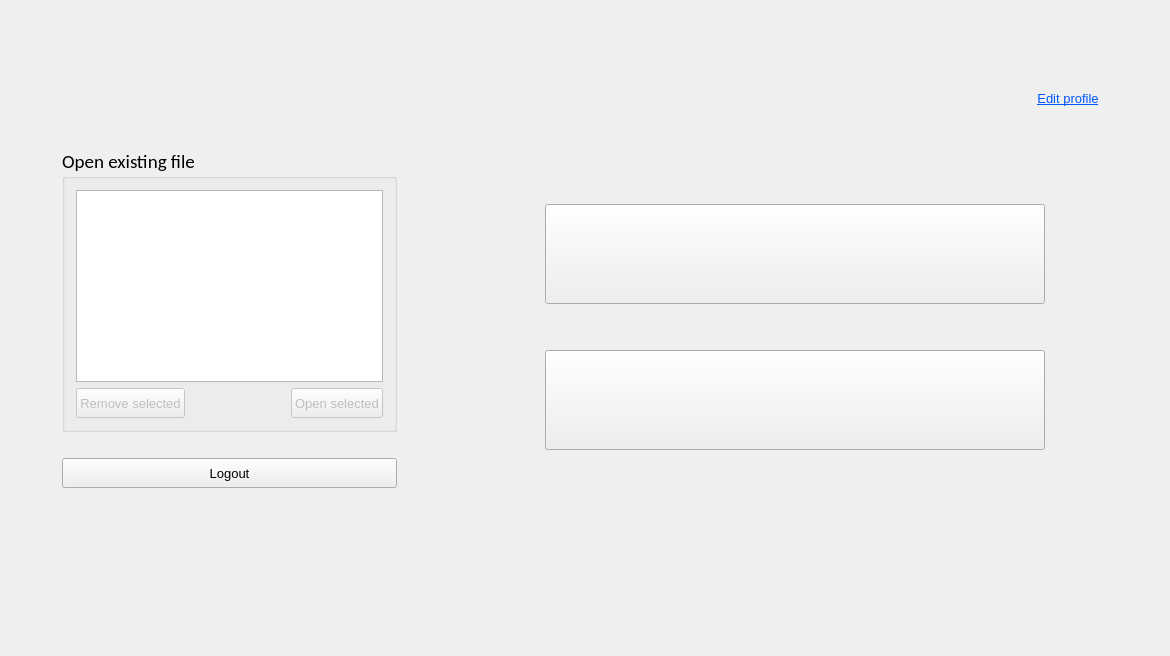
The window that textedit/landingpage.ui (pgallo725/livetext-pds) describes before a commit, drawn with Qt 5.
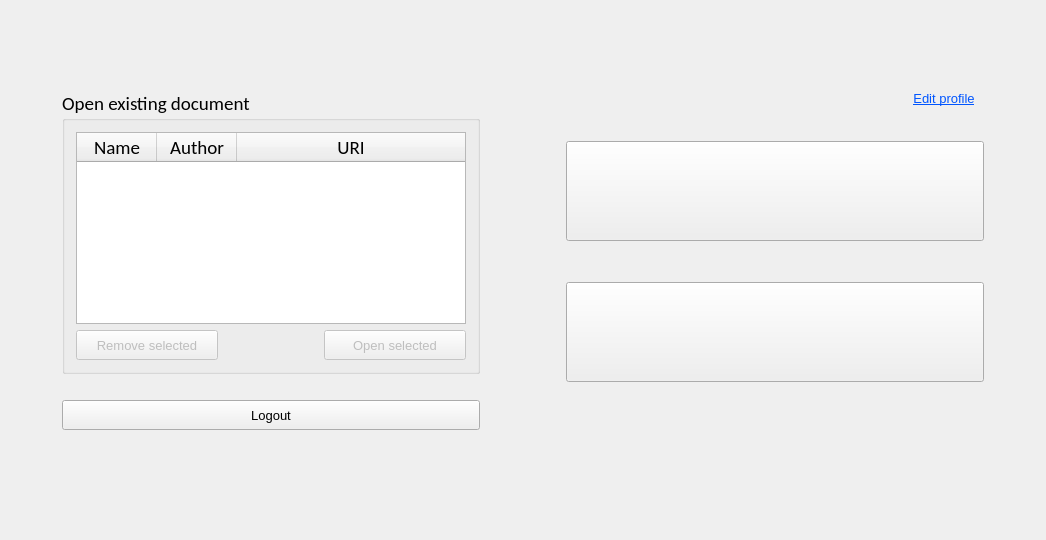
The same window after the commit. The open tabs and pages were chosen to show the change.

Commit message: Document list changed from QListWidget to QTableWidget (Name, Author, URI)

```diff
--- a/textedit/landingpage.ui
+++ b/textedit/landingpage.ui
@@ -6,8 +6,8 @@
    <rect>
     <x>0</x>
     <y>0</y>
-    <width>1170</width>
-    <height>656</height>
+    <width>1046</width>
+    <height>540</height>
    </rect>
   </property>
   <property name="minimumSize">
@@ -1102,19 +1102,79 @@
              </font>
             </property>
             <property name="title">
-             <string>Open existing file</string>
+             <string>Open existing document</string>
             </property>
             <layout class="QVBoxLayout" name="verticalLayout_12">
              <item>
               <layout class="QVBoxLayout" name="verticalLayout_11">
                <item>
-                <widget class="QListWidget" name="listWidget">
-                 <property name="sizePolicy">
-                  <sizepolicy hsizetype="Preferred" vsizetype="Preferred">
-                   <horstretch>0</horstretch>
-                   <verstretch>0</verstretch>
-                  </sizepolicy>
+                <widget class="QTableWidget" name="tableWidget">
+                 <property name="editTriggers">
+                  <set>QAbstractItemView::NoEditTriggers</set>
                  </property>
+                 <property name="tabKeyNavigation">
+                  <bool>true</bool>
+                 </property>
+                 <property name="showDropIndicator" stdset="0">
+                  <bool>false</bool>
+                 </property>
+                 <property name="dragDropOverwriteMode">
+                  <bool>false</bool>
+                 </property>
+                 <property name="alternatingRowColors">
+                  <bool>true</bool>
+                 </property>
+                 <property name="selectionBehavior">
+                  <enum>QAbstractItemView::SelectRows</enum>
+                 </property>
+                 <property name="showGrid">
+                  <bool>false</bool>
+                 </property>
+                 <attribute name="horizontalHeaderVisible">
+                  <bool>true</bool>
+                 </attribute>
+                 <attribute name="horizontalHeaderCascadingSectionResizes">
+                  <bool>false</bool>
+                 </attribute>
+                 <attribute name="horizontalHeaderMinimumSectionSize">
+                  <number>30</number>
+                 </attribute>
+                 <attribute name="horizontalHeaderDefaultSectionSize">
+                  <number>80</number>
+                 </attribute>
+                 <attribute name="horizontalHeaderHighlightSections">
+                  <bool>false</bool>
+                 </attribute>
+                 <attribute name="horizontalHeaderShowSortIndicator" stdset="0">
+                  <bool>false</bool>
+                 </attribute>
+                 <attribute name="horizontalHeaderStretchLastSection">
+                  <bool>true</bool>
+                 </attribute>
+                 <attribute name="verticalHeaderMinimumSectionSize">
+                  <number>20</number>
+                 </attribute>
+                 <attribute name="verticalHeaderDefaultSectionSize">
+                  <number>25</number>
+                 </attribute>
+                 <attribute name="verticalHeaderHighlightSections">
+                  <bool>false</bool>
+                 </attribute>
+                 <column>
+                  <property name="text">
+                   <string>Name</string>
+                  </property>
+                 </column>
+                 <column>
+                  <property name="text">
+                   <string>Author</string>
+                  </property>
+                 </column>
+                 <column>
+                  <property name="text">
+                   <string>URI</string>
+                  </property>
+                 </column>
                 </widget>
                </item>
                <item>
@@ -1466,7 +1526,7 @@
                 </property>
                </widget>
               </item>
-              <item alignment="Qt::AlignHCenter">
+              <item>
                <widget class="QPushButton" name="pushButton_editProfile">
                 <property name="sizePolicy">
                  <sizepolicy hsizetype="Minimum" vsizetype="Minimum">
```
Left out of the diff: 2 changed lines with no effect on the pictures. The commit also changes 2 other files.
